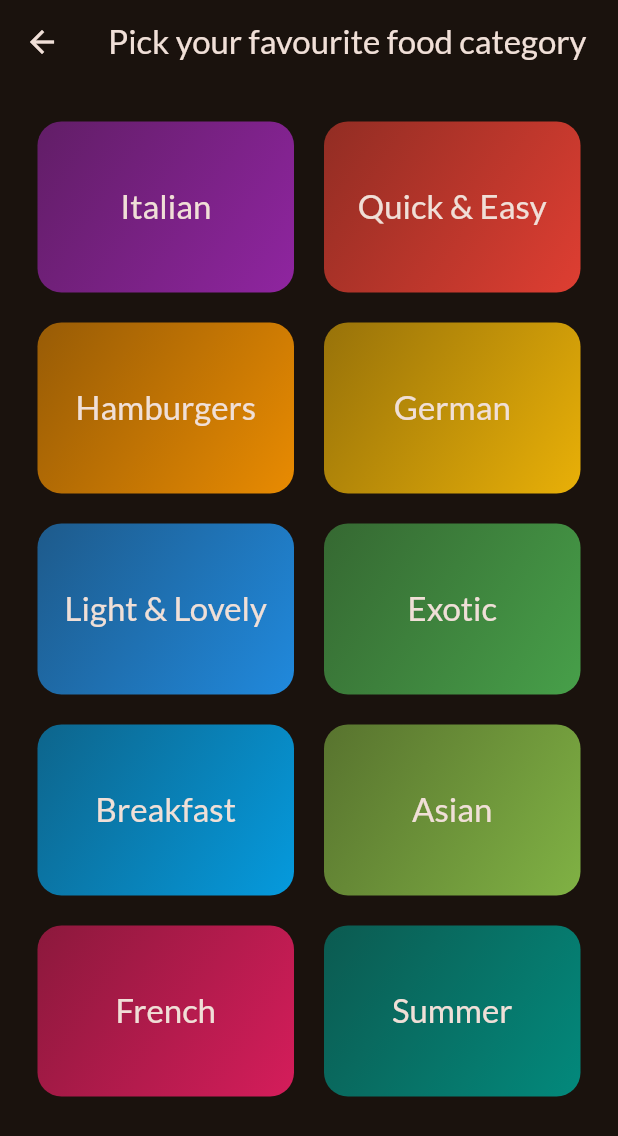
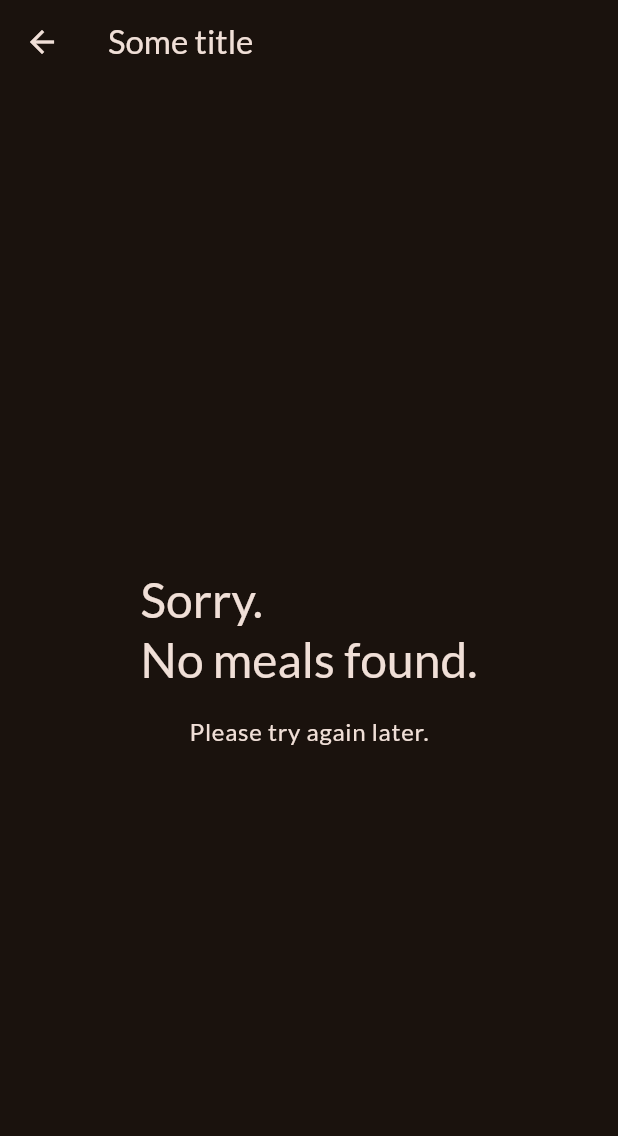
Before and after one commit to emagnu/meals_new, a Flutter app: the CategoriesScreen screen opened directly, after a tap on "Italian", on a phone screen of 412 x 824 dp. Shown: the top 1136 px of the screen. Run offline on Flutter 3.47's test engine with Material 3 defaults, Android fonts, the phone set to English and light mode, and no system bars; our stand-ins replace flutter_riverpod, google_fonts.

Commit message:
160. Adding Cross-Screen Navigation

```diff
--- a/lib/main.dart
+++ b/lib/main.dart
@@ -4,8 +4,9 @@ import 'package:flutter/material.dart';
 import 'package:flutter_riverpod/flutter_riverpod.dart';
 import 'package:google_fonts/google_fonts.dart';
 //  Import FILES
-import 'data/dummy_data.dart';
-import 'screens /meal_screen.dart';
+import 'screens/categories_screen.dart';
+// import 'data/dummy_data.dart';
+// import 'screens /meal_screen.dart';
 //  //   ///
 
 void main() {
@@ -28,11 +29,8 @@ class MyApp extends StatelessWidget {
         textTheme: GoogleFonts.latoTextTheme(),
         useMaterial3: true,
       ),
-      // home: const CategoriesScreen(),
-      home: const MealScreen(
-        title: 'Some dummy category ...',
-        meals: dummyMeals, //[],
-      ),
+      home: const CategoriesScreen(),
+      // home: const MealScreen(title: 'Some dummy category ...',meals: dummyMeals, //[],),
     );
   }
 }
--- a/lib/screens /categories_screen.dart
+++ b/lib/screens/categories_screen.dart
@@ -5,10 +5,22 @@ import 'package:flutter/material.dart';
 //  Import FILES
 import '../data/dummy_data.dart';
 import '../widgets /category_grid_item.dart';
+import 'meals_screen.dart';
 //  //   ///
 
 class CategoriesScreen extends StatelessWidget {
   const CategoriesScreen({super.key});
+
+  void _selectedCategory(BuildContext context) {
+    Navigator.of(context).push(
+      MaterialPageRoute(
+        builder: (ctx) => const MealsScreen(
+          title: 'Some title',
+          meals: [],
+        ),
+      ),
+    );
+  }
 
   @override
   Widget build(BuildContext context) {
@@ -17,7 +29,7 @@ class CategoriesScreen extends StatelessWidget {
         title: const Text('Pick your favourite food category'),
       ),
       body: GridView(
-        padding: const EdgeInsets.all(25),
+        padding: const EdgeInsets.all(24),
         gridDelegate: const SliverGridDelegateWithFixedCrossAxisCount(
           crossAxisCount: 2,
           childAspectRatio: 3 / 2,
@@ -25,7 +37,12 @@ class CategoriesScreen extends StatelessWidget {
           mainAxisSpacing: 20,
         ),
         children: availableCategories
-            .map((category) => CategoryGridItem(category: category))
+            .map((category) => CategoryGridItem(
+                  category: category,
+                  onSelectCategory: () {
+                    _selectedCategory(context);
+                  },
+                ))
             .toList(),
         // children: <Widget>[for (final category in availableCategories)CategoryGridItem(category: category),],
       ),
--- a/lib/screens /meal_screen.dart
+++ b/lib/screens/meals_screen.dart
@@ -5,11 +5,11 @@ import 'package:flutter/material.dart';
 import '../models/meal.dart';
 
 //  //   ///
-class MealScreen extends StatelessWidget {
+
+class MealsScreen extends StatelessWidget {
   final String title;
   final List<Meal> meals;
-
-  const MealScreen({super.key, required this.title, required this.meals});
+  const MealsScreen({super.key, required this.title, required this.meals});
 
   @override
   Widget build(BuildContext context) {
@@ -59,5 +59,3 @@ class MealScreen extends StatelessWidget {
     );
   }
 }
-
-        // for(final meal in meals)
--- a/lib/widgets /category_grid_item.dart
+++ b/lib/widgets /category_grid_item.dart
@@ -7,13 +7,15 @@
 
 class CategoryGridItem extends StatelessWidget {
   final Category category;
+  final void Function() onSelectCategory;
 
-  const CategoryGridItem({super.key, required this.category});
+  const CategoryGridItem(
+      {super.key, required this.category, required this.onSelectCategory});
 
   @override
   Widget build(BuildContext context) {
     return InkWell(
-      onTap: () {},
+      onTap: onSelectCategory, //() {},
       splashColor: Theme.of(context).primaryColor,
       borderRadius: BorderRadius.circular(16),
       child: Container(
@@ -28,7 +30,6 @@
               begin: Alignment.topLeft,
               end: Alignment.bottomRight,
             )),
-        child: Center(
         child: Text(
           category.title,
           // textAlign: TextAlign.center,
@@ -38,7 +39,6 @@
               .copyWith(color: Theme.of(context).colorScheme.onSurface),
         ),
       ),
-      ),
     );
   }
 }
```
Lines whose indentation alone changed are shown as unchanged.
